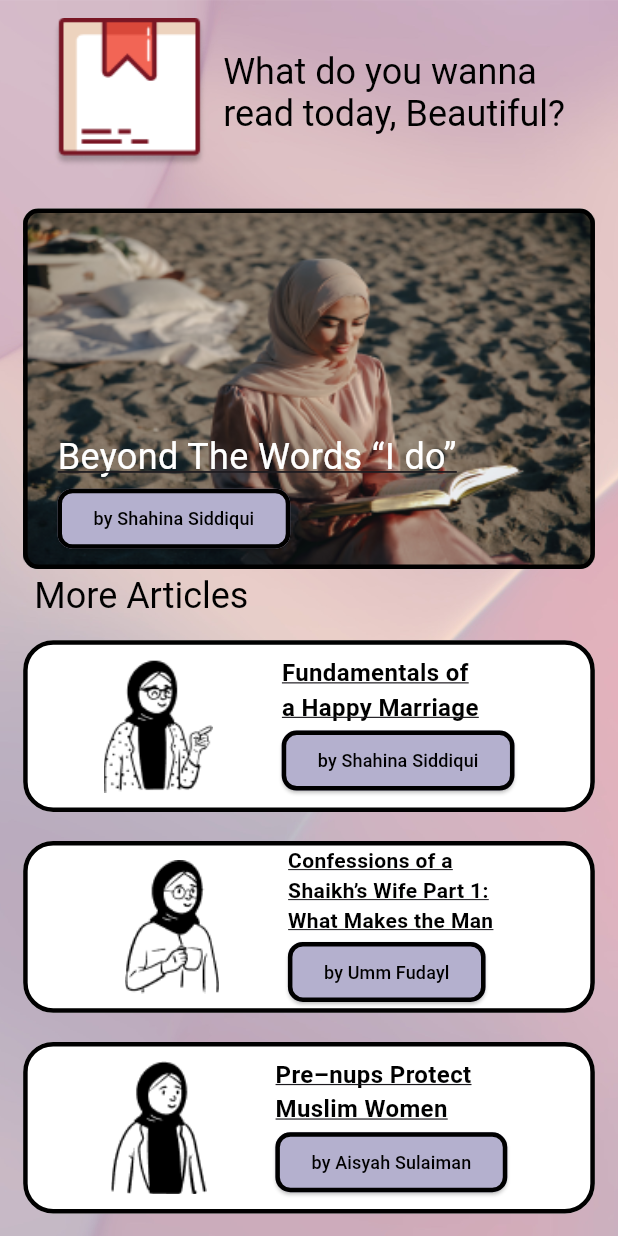
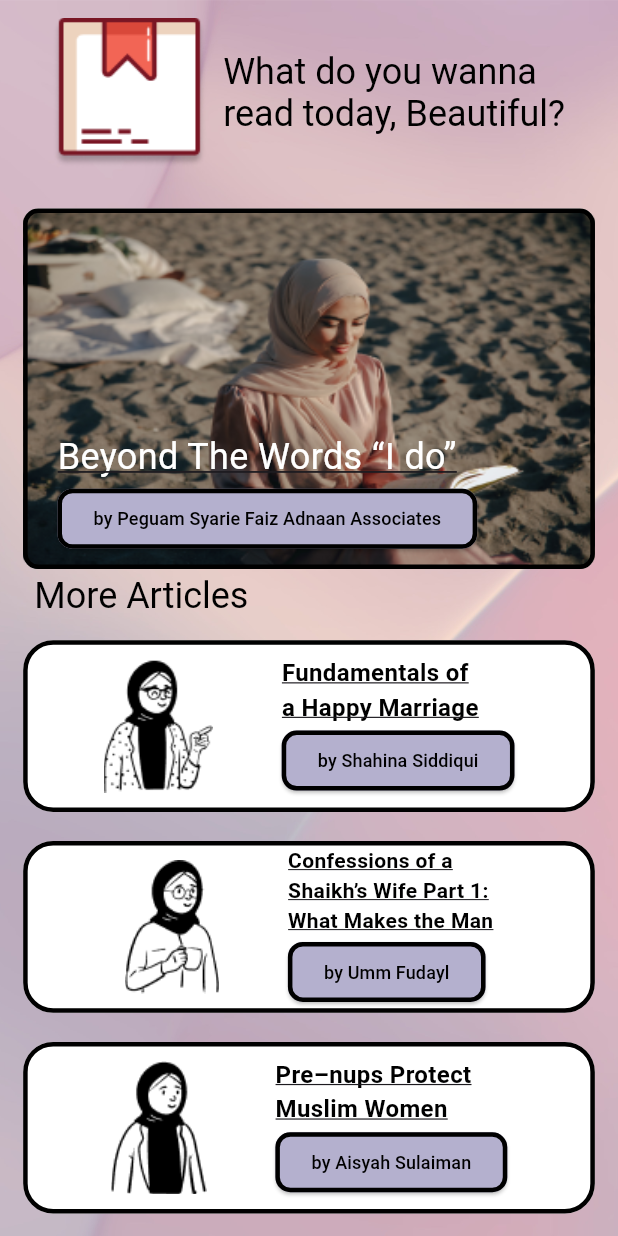
Before and after one commit to nisahabiba/mawadda_app, a Flutter app: the NavigationMain screen opened directly, scrolled down 391 dp, after a tap on "Read More", on a phone screen of 412 x 824 dp. Run offline on Flutter 3.47's test engine with Material 2 defaults, Android fonts, the phone set to English and light mode, and no system bars; our stand-ins replace auto_route, basic_utils, bloc, equatable, firebase_auth, firebase_core and 7 more; accounts and stored records are empty.

Commit message:
update articles page-2

```diff
--- a/lib/articles/pages/articles_page.dart
+++ b/lib/articles/pages/articles_page.dart
@@ -75,7 +75,7 @@ class ArticlesPage extends StatelessWidget {
                                       borderRadius: BorderRadius.circular(10))),
                               onPressed: () {},
                               child: Text(
-                                'by Shahina Siddiqui',
+                                'by Peguam Syarie Faiz Adnaan Associates',
                                 style: GoogleFonts.averiaGruesaLibre(
                                     color: Colors.black, fontSize: 12),
                               ),
```
